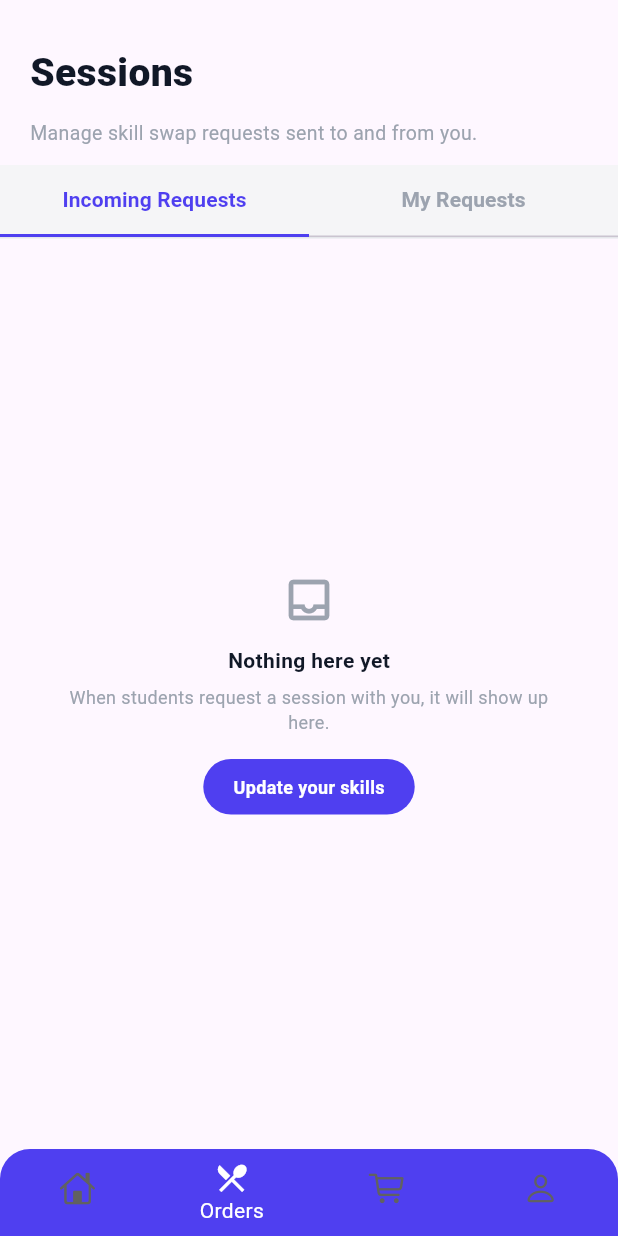
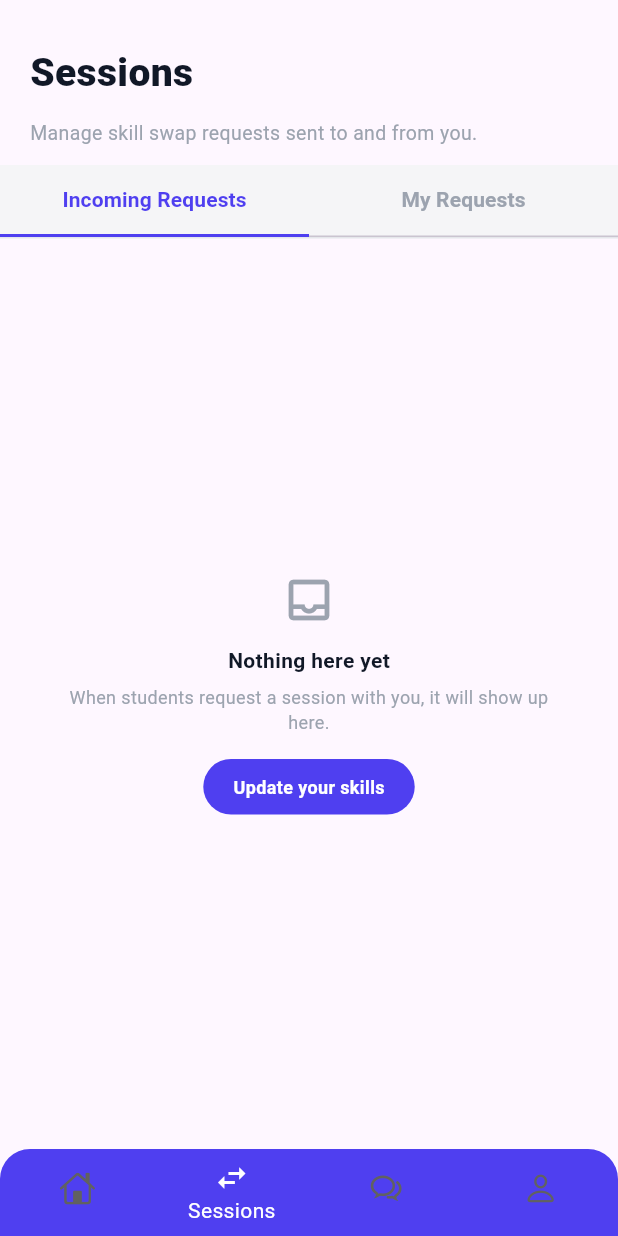
Before and after one commit to AboElsheikh07/Swaply, a Flutter app: the screen it shows after launch, swiped to page 2, on a phone screen of 412 x 824 dp. Run offline on Flutter 3.47's test engine with Material 3 defaults, Android fonts, the phone set to English and light mode, and no system bars; our stand-ins replace cloud_firestore, firebase_core, get; accounts and stored records are empty.

Commit message:
Add App Root (Not Final)
Change Icons

```diff
--- a/project code/swaply/lib/root.dart
+++ b/project code/swaply/lib/root.dart
@@ -66,12 +66,12 @@ class _RootViewState extends State<RootView> {
               label: 'Home',
             ),
             BottomNavigationBarItem(
-              icon: Icon(Icons.local_restaurant_outlined),
-              label: 'Orders',
+              icon: Icon(Icons.swap_horiz),
+              label: 'Sessions',
             ),
             BottomNavigationBarItem(
-              icon: Icon(CupertinoIcons.cart),
-              label: 'Cart',
+              icon: Icon(CupertinoIcons.chat_bubble_2),
+              label: 'Messages',
             ),
             BottomNavigationBarItem(
               icon: Icon(CupertinoIcons.person),
```
